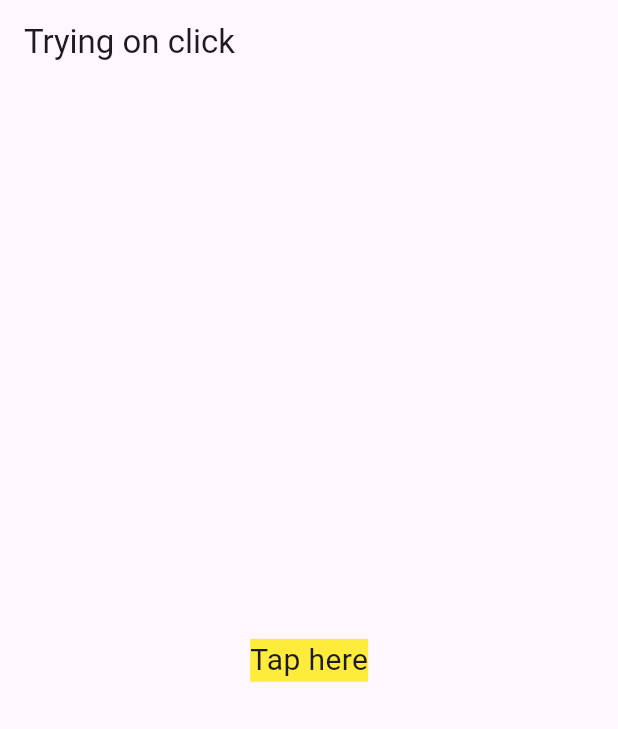
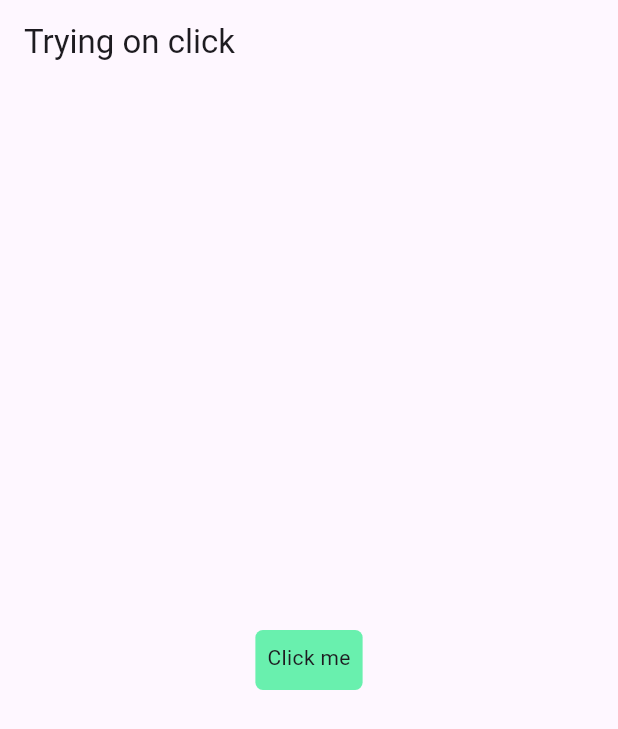
Before and after one commit to arpan7sarkar/learn-flutter, a Flutter app: the screen it shows after launch, on a phone screen of 412 x 824 dp. Shown: the top 729 px of the screen. Run offline on Flutter 3.47's test engine with Material 3 defaults, Android fonts, the phone set to English and light mode, and no system bars.

Commit message:
button designed using container and decoration

```diff
--- a/my_app/lib/main.dart
+++ b/my_app/lib/main.dart
@@ -45,7 +45,19 @@ class UserButton extends StatelessWidget {
       onTap: () {
         print("THe button is being tappped");
       },
-      child: Text('Tap here', style: TextStyle(fontSize: 20, backgroundColor: Colors.yellow, )),
+      child: Container(
+        height: 40,
+        padding: EdgeInsets.all(8.0),
+        margin: EdgeInsets.symmetric(horizontal: 8.0),
+
+        decoration: BoxDecoration(
+          borderRadius:BorderRadius.circular(5),
+          color: Colors.greenAccent,
+
+        ),
+        child: Text("Click me"),
+
+      ),
     );
   }
 }
```
